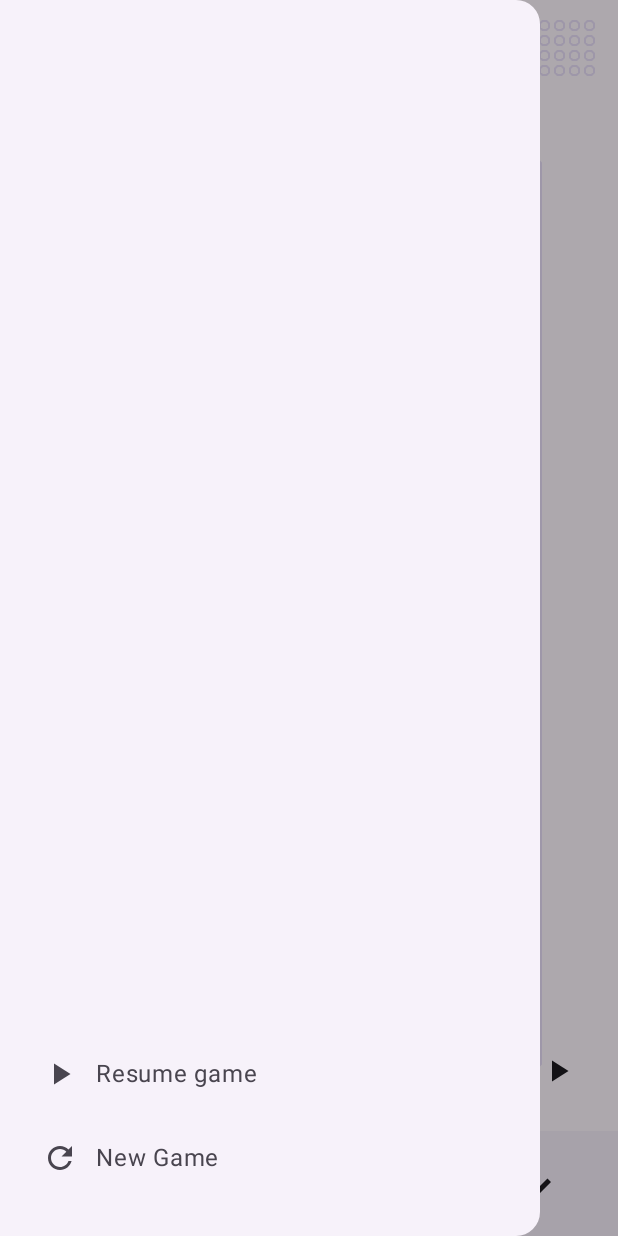
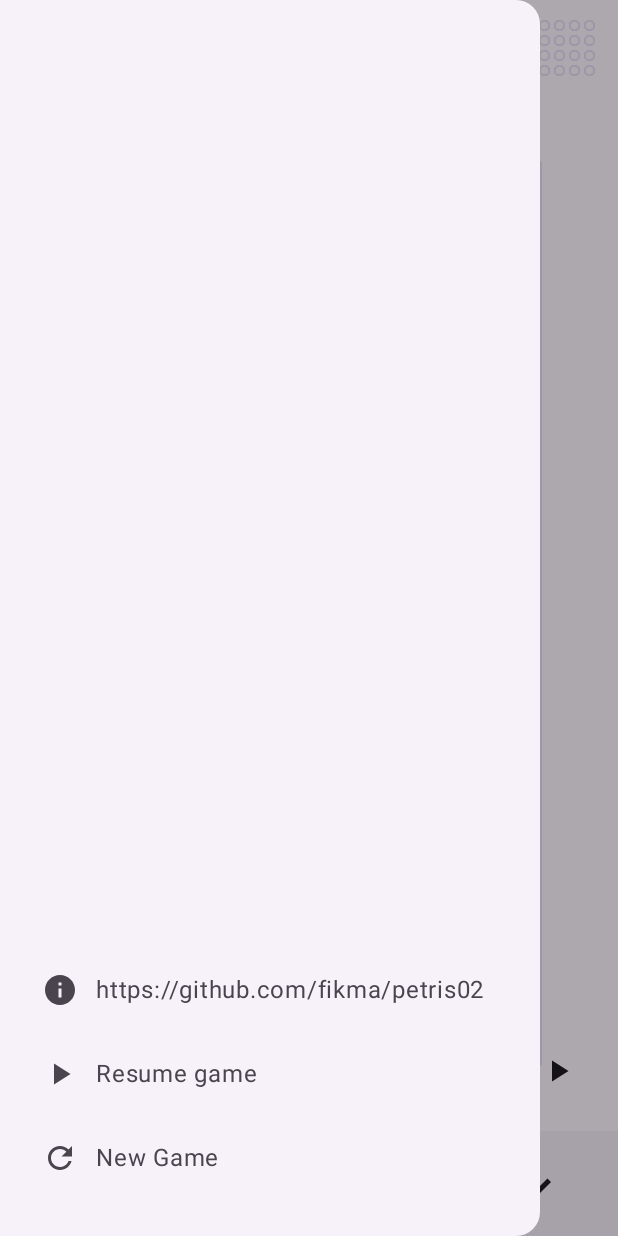
Before and after one commit to fikma/petris02, an Android app built with Jetpack Compose: the screen it shows after launch (MainActivity), after a tap on "Play", on a phone screen of 412 x 824 dp. Run offline under Robolectric (Android 15) with nearby library versions, the phone set to English and light mode, and no system bars; our stand-ins replace Dagger/Hilt's generated code; 2 statements that could not run were skipped.

Commit message:
Add Drawer item to open link.

```diff
--- a/app/src/main/java/com/contoh/petris02/views/GamePage.kt
+++ b/app/src/main/java/com/contoh/petris02/views/GamePage.kt
@@ -5,6 +5,7 @@ import android.content.res.Configuration.UI_MODE_NIGHT_YES
 import androidx.compose.foundation.isSystemInDarkTheme
 import androidx.compose.foundation.layout.*
 import androidx.compose.material.icons.Icons
+import androidx.compose.material.icons.filled.Info
 import androidx.compose.material.icons.filled.PlayArrow
 import androidx.compose.material.icons.filled.Refresh
 import androidx.compose.material3.*
@@ -14,6 +15,7 @@ import androidx.compose.ui.Alignment
 import androidx.compose.ui.Modifier
 import androidx.compose.ui.graphics.toArgb
 import androidx.compose.ui.input.nestedscroll.nestedScroll
+import androidx.compose.ui.platform.LocalUriHandler
 import androidx.compose.ui.platform.LocalView
 import androidx.compose.ui.tooling.preview.Preview
 import androidx.compose.ui.unit.dp
@@ -41,6 +43,7 @@ fun GamePage(
     gamePageViewModel.modalSheetScope = rememberCoroutineScope()
 
     //Todo: move this logic to somewhere not compose
+    val uriHandler = LocalUriHandler.current
     val view = LocalView.current
     val window = (view.context as Activity).window
     window.navigationBarColor = MaterialTheme.colorScheme.surface.toArgb()
@@ -55,6 +58,14 @@ fun GamePage(
                     modifier = Modifier.fillMaxHeight(),
                     verticalArrangement = Arrangement.Bottom
                 ) {
+                    NavigationDrawerItem(
+                        icon = { Icon(imageVector = Icons.Default.Info, contentDescription = "")},
+                        label = { Text(text = "https://github.com/fikma/petris02")},
+                        selected = false,
+                        onClick = { uriHandler.openUri("https://github.com/fikma/petris02") },
+                        modifier = Modifier.padding(NavigationDrawerItemDefaults.ItemPadding)
+                    )
+
                     NavigationDrawerItem(
                         icon = { Icon(imageVector = Icons.Default.PlayArrow, contentDescription = "")},
                         label = { Text(text = gamePageViewModel.gameState.stateText.value)},
```
